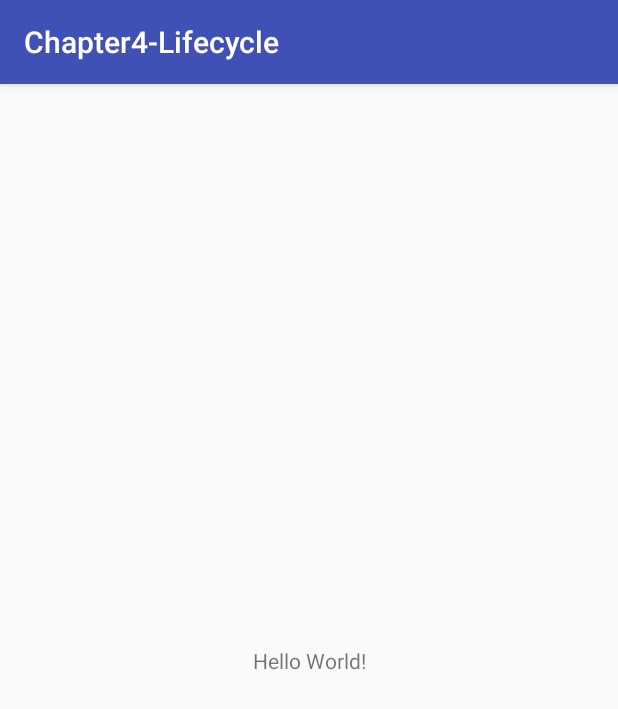
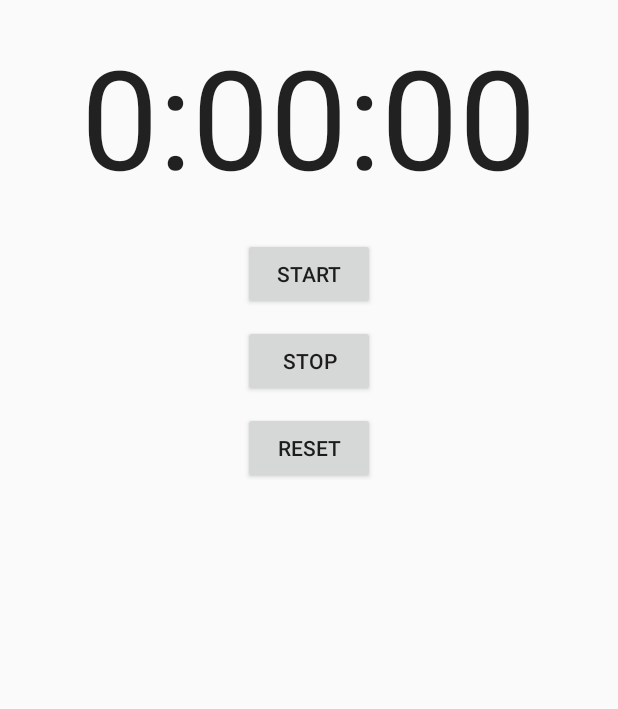
Before and after one commit to melkashef12/android, an Android app: the screen it shows after launch (Stopwatch), on a phone screen of 412 x 824 dp. Shown: the top 709 px of the screen. Run offline under Robolectric (Android 15) with nearby library versions, the phone set to English and light mode, and no system bars.

```diff
--- a/hfad/Chapter4-Lifecycle/app/src/main/java/com/hfad/chapter4_lifecycle/Stopwatch.java
+++ b/hfad/Chapter4-Lifecycle/app/src/main/java/com/hfad/chapter4_lifecycle/Stopwatch.java
@@ -1,13 +1,79 @@
 package com.hfad.chapter4_lifecycle;
 
+import android.app.Activity;
+import android.os.Handler;
 import android.support.v7.app.AppCompatActivity;
 import android.os.Bundle;
+import android.view.View;
+import android.widget.TextView;
+import org.w3c.dom.Text;
 
-public class Stopwatch extends AppCompatActivity {
+public class Stopwatch extends Activity {
 
-    @Override
-    protected void onCreate(Bundle savedInstanceState) {
-        super.onCreate(savedInstanceState);
-        setContentView(R.layout.activity_stopwatch);
+  private int seconds;
+  private boolean running;
+
+
+  @Override protected void onCreate(Bundle bundle) {
+    super.onCreate(bundle);
+    setContentView(R.layout.activity_stopwatch);
+    restoreStateIfNeeded(bundle);
+    runTimer();
+  }
+
+
+  public void onClickStart(View view) {
+    running = true;
+  }
+
+  public void onClickStop(View view) {
+    running = false;
+  }
+
+  public void onClickReset(View view) {
+    running = false;
+    seconds = 0;
+  }
+
+  @Override protected void onSaveInstanceState(Bundle bundle) {
+    super.onSaveInstanceState(bundle);
+    bundle.putInt("seconds",seconds);
+    bundle.putBoolean("running",running);
+  }
+
+
+  private void restoreStateIfNeeded(Bundle bundle) {
+    if(bundle != null){
+      this.seconds = bundle.getInt("seconds");
+      this.running = bundle.getBoolean("running");
     }
+  }
+
+  private void runTimer() {
+    final TextView timeView = findViewById(R.id.time_view);
+
+    final Handler handler = new Handler();
+
+    handler.post(new Runnable() {
+      @Override public void run() {
+        String formattedTime = formatTime();
+        timeView.setText(formattedTime);
+        if (running) {
+          seconds++;
+        }
+        handler.postDelayed(this,1000);
+      }
+    });
+
+
+  }
+
+  private String formatTime(){
+    int hours = seconds / 3600;
+    int minutes = (seconds % 3600) /60;
+    int secs = seconds % 60;
+
+    return String.format("%d:%02d:%02d",hours,minutes,secs);
+
+  }
 }
--- a/hfad/Chapter4-Lifecycle/app/src/main/res/layout/activity_stopwatch.xml
+++ b/hfad/Chapter4-Lifecycle/app/src/main/res/layout/activity_stopwatch.xml
@@ -1,19 +1,58 @@
 <?xml version="1.0" encoding="utf-8"?>
-<android.support.constraint.ConstraintLayout
+<RelativeLayout
     xmlns:android="http://schemas.android.com/apk/res/android"
+    xmlns:app="http://schemas.android.com/apk/res-auto"
     xmlns:tools="http://schemas.android.com/tools"
-    xmlns:app="http://schemas.android.com/apk/res-auto"
     android:layout_width="match_parent"
     android:layout_height="match_parent"
-    tools:context="com.hfad.chapter4_lifecycle.Stopwatch">
+    android:padding="16dp"
+    tools:context="com.hfad.chapter4_lifecycle.Stopwatch"
+    >
 
-    <TextView
-        android:layout_width="wrap_content"
-        android:layout_height="wrap_content"
-        android:text="Hello World!"
-        app:layout_constraintBottom_toBottomOf="parent"
-        app:layout_constraintLeft_toLeftOf="parent"
-        app:layout_constraintRight_toRightOf="parent"
-        app:layout_constraintTop_toTopOf="parent" />
+  <TextView
+      android:id="@+id/time_view"
+      android:layout_width="wrap_content"
+      android:layout_height="wrap_content"
+      android:layout_alignParentTop="true"
+      android:layout_centerHorizontal="true"
+      android:layout_marginTop="0dp"
+      android:textAppearance="?android:attr/textAppearanceLarge"
+      android:textSize="92sp"
+      android:text=""
+      />
 
-</android.support.constraint.ConstraintLayout>
+  <Button
+      android:id="@+id/start_button"
+      android:layout_width="wrap_content"
+      android:layout_height="wrap_content"
+      android:layout_below="@+id/time_view"
+      android:layout_centerHorizontal="true"
+      android:layout_marginTop="20dp"
+      android:text="@string/start"
+      android:onClick="onClickStart"
+      />
+
+  <Button
+      android:id="@+id/stop_button"
+      android:layout_width="wrap_content"
+      android:layout_height="wrap_content"
+      android:layout_below="@+id/start_button"
+      android:layout_centerHorizontal="true"
+      android:layout_marginTop="10dp"
+      android:text="@string/stop"
+      android:onClick="onClickStop"
+      />
+
+
+  <Button
+      android:id="@+id/reset_button"
+      android:layout_width="wrap_content"
+      android:layout_height="wrap_content"
+      android:layout_below="@+id/stop_button"
+      android:layout_centerHorizontal="true"
+      android:layout_marginTop="10dp"
+      android:text="@string/reset"
+      android:onClick="onClickReset"
+      />
+
+</RelativeLayout>
--- a/hfad/Chapter4-Lifecycle/app/src/main/res/values/colors.xml
+++ b/hfad/Chapter4-Lifecycle/app/src/main/res/values/colors.xml
@@ -1,6 +1,6 @@
 <?xml version="1.0" encoding="utf-8"?>
 <resources>
-    <color name="colorPrimary">#3F51B5</color>
-    <color name="colorPrimaryDark">#303F9F</color>
-    <color name="colorAccent">#FF4081</color>
+  <color name="colorPrimary">#3F51B5</color>
+  <color name="colorPrimaryDark">#303F9F</color>
+  <color name="colorAccent">#FF4081</color>
 </resources>
--- a/hfad/Chapter4-Lifecycle/app/src/main/res/values/strings.xml
+++ b/hfad/Chapter4-Lifecycle/app/src/main/res/values/strings.xml
@@ -1,3 +1,6 @@
 <resources>
-    <string name="app_name">Chapter4-Lifecycle</string>
+  <string name="app_name">Chapter4-Lifecycle</string>
+  <string name="start">Start</string>
+  <string name="stop">stop</string>
+  <string name="reset">reset</string>
 </resources>
```
Also changed, not shown: hfad/Chapter4-Lifecycle/app/src/main/AndroidManifest.xml (+5 -5 lines), hfad/Chapter4-Lifecycle/app/src/main/res/values/styles.xml (indentation only), 2 other files.
